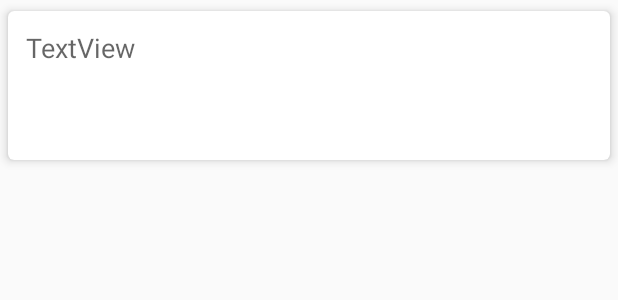
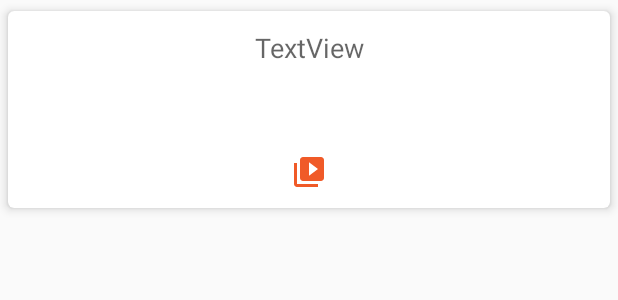
Before and after one commit to rudyzhou2/NoteIt, an Android app: the layout item_course_list.xml on its own in the app's theme, with its tools: preview values and no code run, on a phone screen of 412 x 824 dp. Shown: the top 300 px of the screen. Run offline under Robolectric (Android 15) with nearby library versions, the phone set to English and light mode, and no system bars.

Commit message:
Added drawable icons, fixed hard coded strings/values

```diff
--- a/app/src/main/res/layout/content_main.xml
+++ b/app/src/main/res/layout/content_main.xml
@@ -27,7 +27,7 @@
         android:layout_height="wrap_content"
         android:layout_marginTop="16dp"
         android:ems="10"
-        android:hint="Note title"
+        android:hint="@string/note_title_hint"
         android:inputType="textMultiLine"
         app:layout_constraintEnd_toEndOf="@+id/spinner_courses"
         app:layout_constraintStart_toStartOf="@+id/spinner_courses"
@@ -40,7 +40,7 @@
         android:layout_below="@+id/text_note_title"
         android:layout_marginTop="8dp"
         android:ems="10"
-        android:hint="Note text"
+        android:hint="@string/note_text_hint"
         android:inputType="textMultiLine"
         app:layout_constraintEnd_toEndOf="@+id/text_note_title"
         app:layout_constraintStart_toStartOf="@+id/text_note_title"
--- a/app/src/main/res/layout/item_course_list.xml
+++ b/app/src/main/res/layout/item_course_list.xml
@@ -22,11 +22,27 @@
                 android:id="@+id/text_course"
                 android:layout_width="0dp"
                 android:layout_height="75dp"
+                android:layout_marginEnd="8dp"
+                android:layout_marginStart="8dp"
                 android:text="TextView"
                 android:textAlignment="center"
                 android:textAppearance="@android:style/TextAppearance.Material.Medium"
-                tools:layout_editor_absoluteX="8dp"
-                tools:layout_editor_absoluteY="5dp" />
+                app:layout_constraintBottom_toTopOf="@+id/imageView2"
+                app:layout_constraintEnd_toEndOf="parent"
+                app:layout_constraintStart_toStartOf="parent" />
+
+            <ImageView
+                android:id="@+id/imageView2"
+                android:layout_width="wrap_content"
+                android:layout_height="wrap_content"
+                android:layout_marginEnd="8dp"
+                android:layout_marginStart="8dp"
+                android:layout_marginTop="8dp"
+                android:tint="#F05A28"
+                app:layout_constraintEnd_toEndOf="parent"
+                app:layout_constraintStart_toStartOf="parent"
+                app:layout_constraintTop_toBottomOf="@+id/text_course"
+                app:srcCompat="@drawable/ic_menu_slideshow" />
 
         </android.support.constraint.ConstraintLayout>
     </android.support.v7.widget.CardView>
--- a/app/src/main/res/menu/activity_main2_drawer.xml
+++ b/app/src/main/res/menu/activity_main2_drawer.xml
@@ -6,7 +6,7 @@
     <group android:checkableBehavior="single">
         <item
             android:id="@+id/nav_notes"
-            android:icon="@drawable/ic_menu_camera"
+            android:icon="@drawable/ic_assignment_black_24dp"
             android:title="Notes" />
         <item
             android:id="@+id/nav_courses"
--- a/app/src/main/res/values/colors.xml
+++ b/app/src/main/res/values/colors.xml
@@ -3,4 +3,5 @@
     <color name="colorPrimary">#3F51B5</color>
     <color name="colorPrimaryDark">#303F9F</color>
     <color name="colorAccent">#FF4081</color>
+    <color name="colorOrange">#F05A28</color>
 </resources>
--- a/app/src/main/res/values/strings.xml
+++ b/app/src/main/res/values/strings.xml
@@ -11,4 +11,8 @@
     <string name="nav_header_title">Android Studio</string>
     <string name="nav_header_subtitle">android.studio@android.com</string>
     <string name="nav_header_desc">Navigation header</string>
+    <string name="note_title_hint">Note title</string>
+    <string name="note_text_hint">Note text</string>
+    <string name="nav_share_msg">Share</string>
+    <string name="nav_send_msg">Send</string>
 </resources>
```
Also changed, not shown: app/src/main/java/com/test/zhouq2/simpleapp/MainActivity.java (+5 -5 lines), app/src/main/res/layout/item_note_list.xml (+13 -2 lines).
